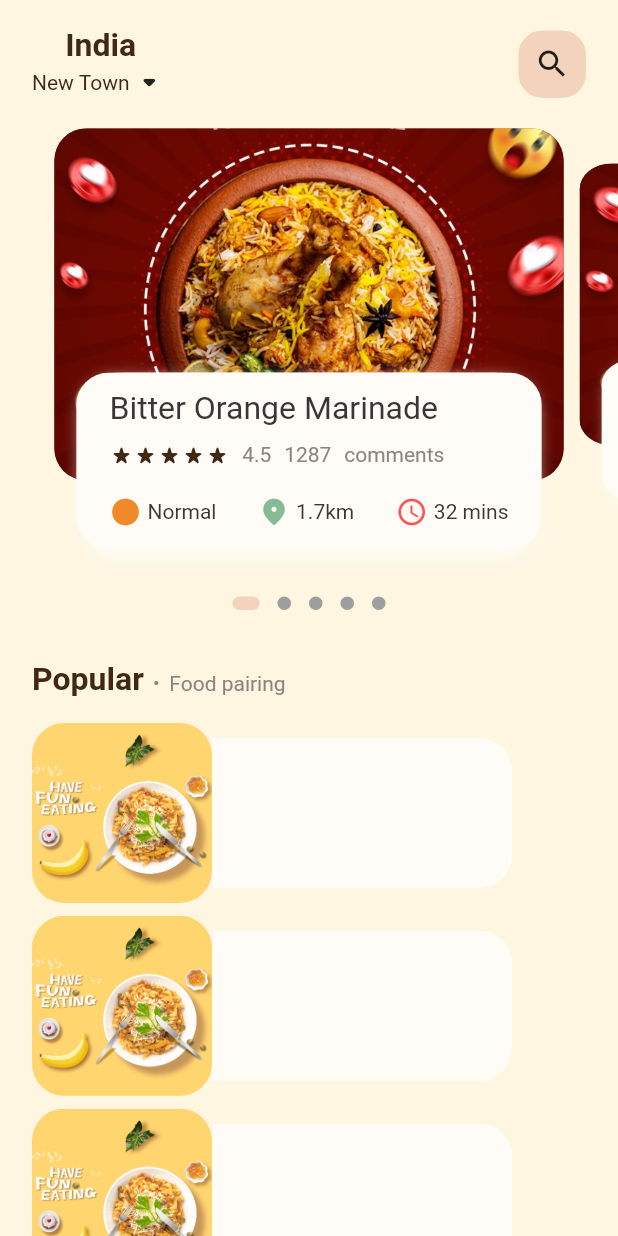
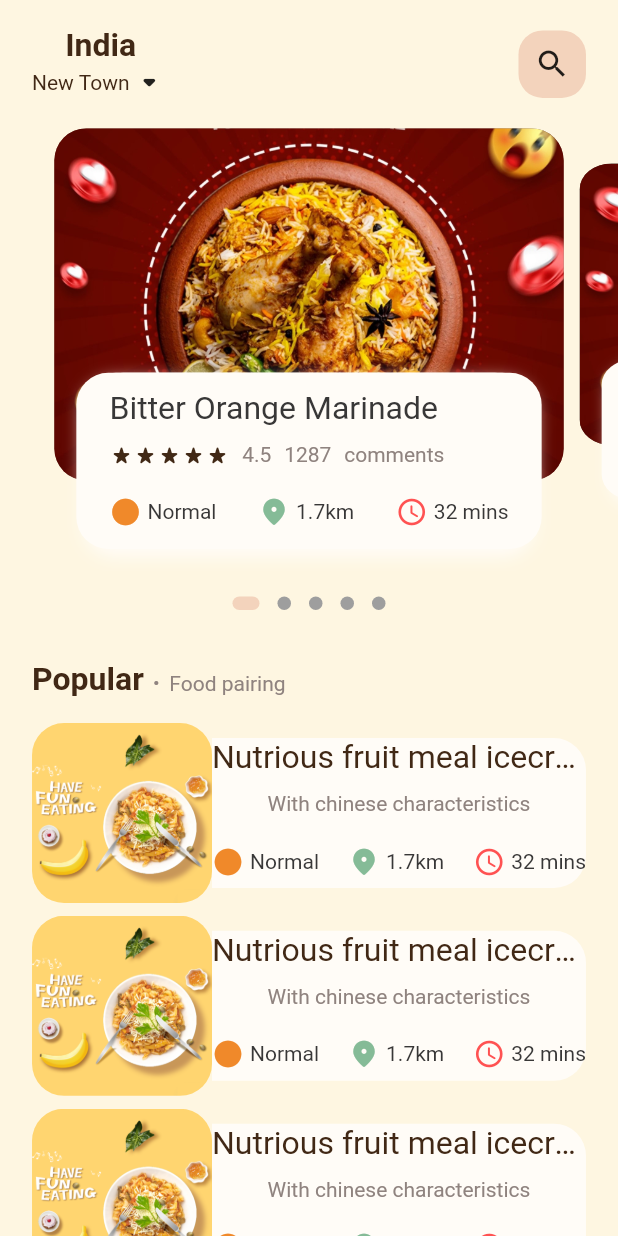
Before and after one commit to shagundubey29/MealMate, a Flutter app: the screen it shows after launch, on a phone screen of 412 x 824 dp. Run offline on Flutter 3.47's test engine with Material 2 defaults, Android fonts, the light colour scheme and no system bars; drawn by our look-alikes of dots_indicator; our stand-ins replace get.

Commit message:
food list details added

```diff
--- a/lib/screen/home/bodyHomeScreen.dart
+++ b/lib/screen/home/bodyHomeScreen.dart
@@ -114,9 +114,9 @@ class _BodyHomeScreenState extends State<BodyHomeScreen> {
                       ),
                     ),
                     //text part
-                    Container(
+                    Expanded(
+                      child: Container(
                         height: 100,
-                      width: 200,
                         decoration: BoxDecoration(
                           color: AppColors.primaryColorLight,
                           borderRadius: BorderRadius.only(
@@ -126,8 +126,32 @@ class _BodyHomeScreenState extends State<BodyHomeScreen> {
                         ),
                         child: Column(
                           children: [
-
+                            BigText(text: 'Nutrious fruit meal icecream pudding'),
+                            SizedBox(height: Dimensions.height10,),
+                            SmallText(text: 'With chinese characteristics'),
+                            SizedBox(height: Dimensions.height18),
+                            Row(
+                              mainAxisAlignment: MainAxisAlignment.spaceBetween,
+                              children: [
+                                IconAndText(
+                                  icon: Icons.circle_rounded,
+                                  text: 'Normal',
+                                  iconColor: AppColors.orangeColor,
+                                ),
+                                IconAndText(
+                                  icon: Icons.location_on_rounded,
+                                  text: '1.7km',
+                                  iconColor: AppColors.blueColor,
+                                ),
+                                IconAndText(
+                                  icon: Icons.access_time_rounded,
+                                  text: '32 mins',
+                                  iconColor: Colors.redAccent,
+                                ),
                               ],
+                            ),
+                          ],
+                        ),
                       ),
                     ),
                   ],
```
Lines whose indentation alone changed are shown as unchanged.
